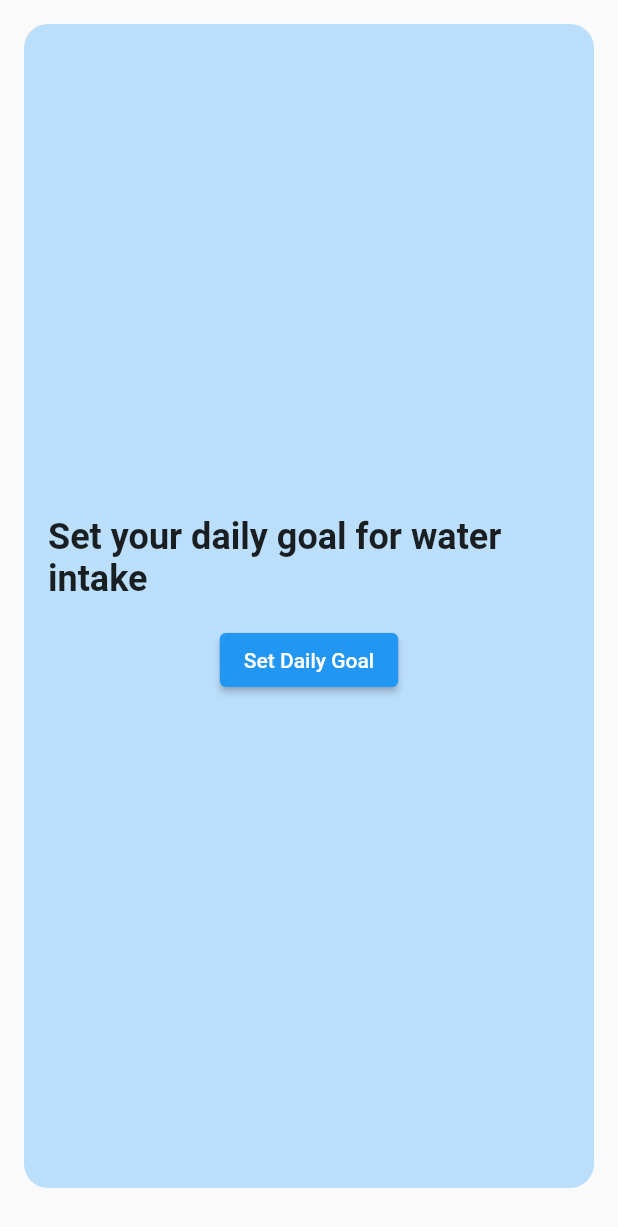
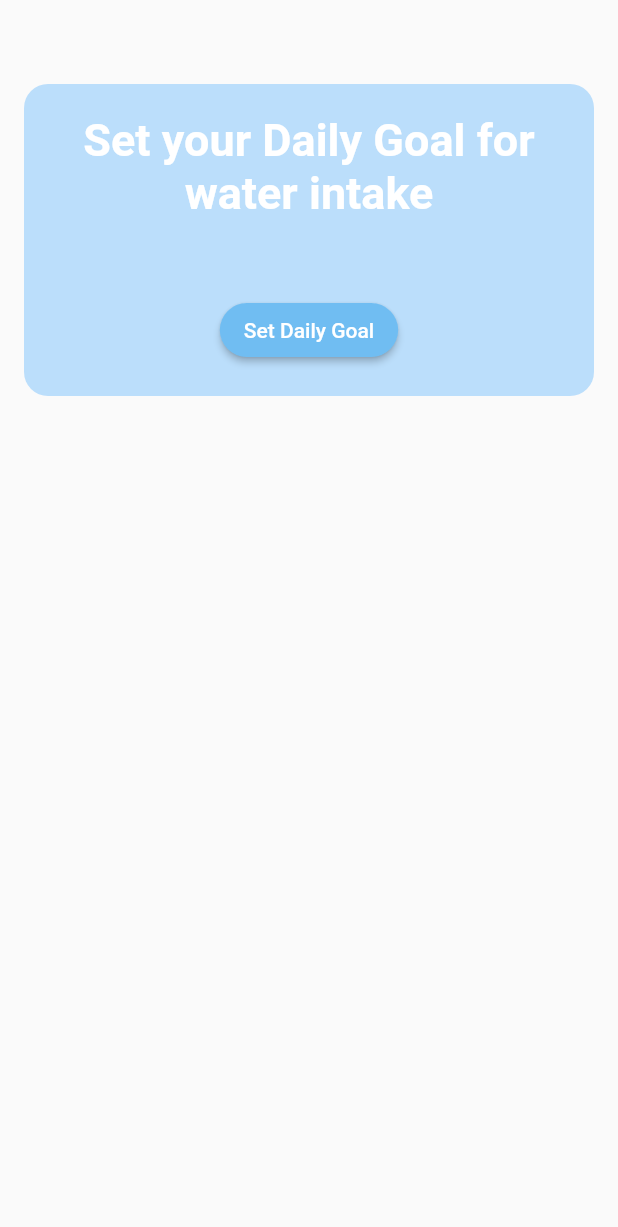
Before and after one commit to HC-DevE/Flutter-projects, a Flutter app: the HydratationPage screen opened directly, on a phone screen of 412 x 824 dp. Shown: the top 1227 px of the screen. Run offline on Flutter 3.47's test engine with Material 2 defaults, Android fonts, the phone set to English and light mode, and no system bars; our stand-ins replace dots_indicator, firebase_auth, firebase_core, get, google_fonts, google_nav_bar and 2 more; accounts and stored records are empty.

Commit message:
update water screen

```diff
--- a/watintake_dribble_design/lib/constants/constants.dart
+++ b/watintake_dribble_design/lib/constants/constants.dart
@@ -27,10 +27,6 @@ class NutritionixUserData {
 class Dimensions {
   static double screenHeight = Get.context!.height;
   static double screenWidth = Get.context!.width;
-
-  static double pageView = screenHeight / (screenHeight / 320);
-  static double pageViewContainer = screenHeight / (screenHeight / 220);
-  static double pageViewTextContainer = screenHeight / (screenHeight / 130);
 
   //dynamic height
   static double height5 = screenHeight / (screenHeight / 5);
--- a/watintake_dribble_design/lib/screens/home/profile.dart
+++ b/watintake_dribble_design/lib/screens/home/profile.dart
@@ -20,8 +20,8 @@ class ProfilePage extends StatelessWidget {
           signUserOut();
           Navigator.pop(context);
         },
+        backgroundColor: Colors.red[400],
         child: const Icon(Icons.logout_outlined),
-        backgroundColor: Colors.red[400],
       ),
       appBar: AppBar(
         elevation: 0,
@@ -67,7 +67,7 @@ class ProfilePage extends StatelessWidget {
                 const SizedBox(height: 8),
                 Text(
                   user?.email ?? 'john.doe@example.com',
-                  style: TextStyle(
+                  style: const TextStyle(
                     fontSize: 16,
                     color: Colors.grey,
                   ),
--- a/watintake_dribble_design/lib/screens/nutrition/water_screen.dart
+++ b/watintake_dribble_design/lib/screens/nutrition/water_screen.dart
@@ -66,32 +66,39 @@ class _HydratationPageState extends State<HydratationPage> {
                 ),
               ),
             if (dailyGoal == null)
-              Expanded(
-                child: Container(
+              Container(
+                margin: const EdgeInsets.only(top: 40),
                 decoration: BoxDecoration(
                   color: Colors.blue[100],
                   borderRadius: BorderRadius.circular(16),
                 ),
                 child: Padding(
-                    padding: const EdgeInsets.all(16),
+                  padding: const EdgeInsets.all(20),
                   child: Center(
                     child: Column(
                       mainAxisAlignment: MainAxisAlignment.center,
                       children: [
                         const Text(
-                            'Set your daily goal for water intake',
+                          'Set your Daily Goal for water intake',
                           style: TextStyle(
-                              fontSize: 24,
+                              fontSize: 30,
                               fontWeight: FontWeight.bold,
+                              color: Colors.white),
+                          textAlign: TextAlign.center,
                         ),
-                          ),
-                          const SizedBox(height: 16),
+                        const SizedBox(height: 50),
                         ElevatedButton(
                             onPressed: () => _dialogBuilder(context),
                             child: const Text('Set Daily Goal'),
+                            style: ElevatedButton.styleFrom(
+                              foregroundColor: Colors.white,
+                              backgroundColor: Color(0xff70BDF2),
+                              shape: const RoundedRectangleBorder(
+                                borderRadius:
+                                    BorderRadius.all(Radius.circular(20)),
                               ),
+                            )),
                       ],
-                      ),
                     ),
                   ),
                 ),
@@ -110,9 +117,9 @@ class _HydratationPageState extends State<HydratationPage> {
                       mainAxisAlignment: MainAxisAlignment.center,
                       children: [
                         const Text(
-                          'Current Water intake',
+                          'Your progression',
                           style: TextStyle(
-                            fontSize: 24,
+                            fontSize: 30,
                             fontWeight: FontWeight.bold,
                           ),
                         ),
@@ -152,7 +159,6 @@ class _HydratationPageState extends State<HydratationPage> {
       ),
     );
   }
-
 
   Future<void> _dialogBuilder(BuildContext context) async {
     final result = await showDialog<Map<String, dynamic>>(
@@ -208,6 +214,7 @@ Future<void> _showAddWaterDialog(BuildContext context) async {
       },
     );
   }
+
   Future<void> _showAddOtherDialog(BuildContext context) async {
     double? amount = currentWater;
     final result = await showDialog<Map<String, dynamic>>(
```
Lines whose indentation alone changed are shown as unchanged.
